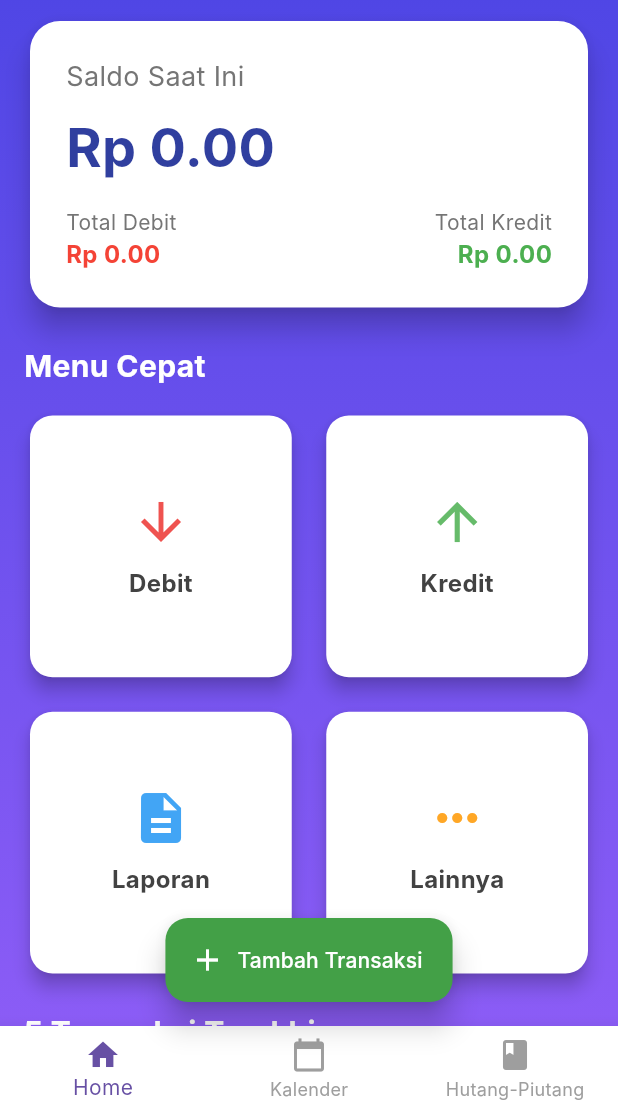
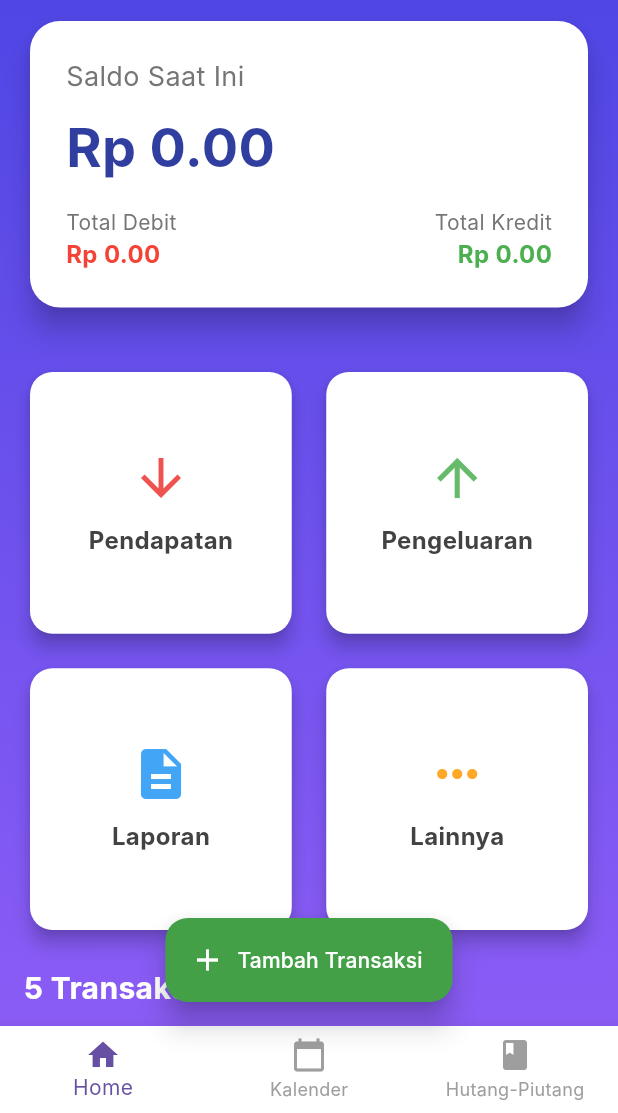
Before and after one commit to aplikasikhusus999/keuangan_baru, a Flutter app: the HomeScreen screen opened directly, on a phone screen of 412 x 824 dp, the part 123-1236 px from its top. Run offline on Flutter 3.47's test engine with Material 3 defaults, Android fonts, the phone set to English and light mode, and no system bars; our stand-ins replace file_picker, image_picker, supabase_flutter; accounts and stored records are empty; Roboto replaces fonts that are missing (Inter).

Commit message:
Refactor Kotlin version declaration in build.gradle.kts and update menu item titles in home_screen.dart; enhance date formatting in debit_screen.dart

```diff
--- a/lib/auth/home_screen.dart
+++ b/lib/auth/home_screen.dart
@@ -389,14 +389,6 @@ class _HomeScreenContentState extends State<_HomeScreenContent> {
               const SizedBox(height: 20),
 
               // Grid Menu
-              Text(
-                'Menu Cepat',
-                style: TextStyle(
-                  fontSize: 20,
-                  fontWeight: FontWeight.bold,
-                  color: Colors.white,
-                ),
-              ),
               const SizedBox(height: 15),
               GridView.count(
                 shrinkWrap: true,
@@ -407,24 +399,24 @@ class _HomeScreenContentState extends State<_HomeScreenContent> {
                 children: [
                   MenuGridItem(
                     icon: Icons.arrow_downward,
-                    title: 'Debit',
+                    title: 'Pendapatan',
                     color: Colors.red.shade400,
                     onTap: () {
                       Navigator.push(
                           context,
                           MaterialPageRoute(
-                              builder: (context) => const DebitScreen()));
+                              builder: (context) => const CreditScreen()));
                     },
                   ),
                   MenuGridItem(
                     icon: Icons.arrow_upward,
-                    title: 'Kredit',
+                    title: 'Pengeluaran',
                     color: Colors.green.shade400,
                     onTap: () {
                       Navigator.push(
                           context,
                           MaterialPageRoute(
-                              builder: (context) => const CreditScreen()));
+                              builder: (context) => const DebitScreen()));
                     },
                   ),
                   MenuGridItem(
```
Also changed, not shown: lib/screens/debit_screen.dart (+18 -16 lines), 1 other file.
